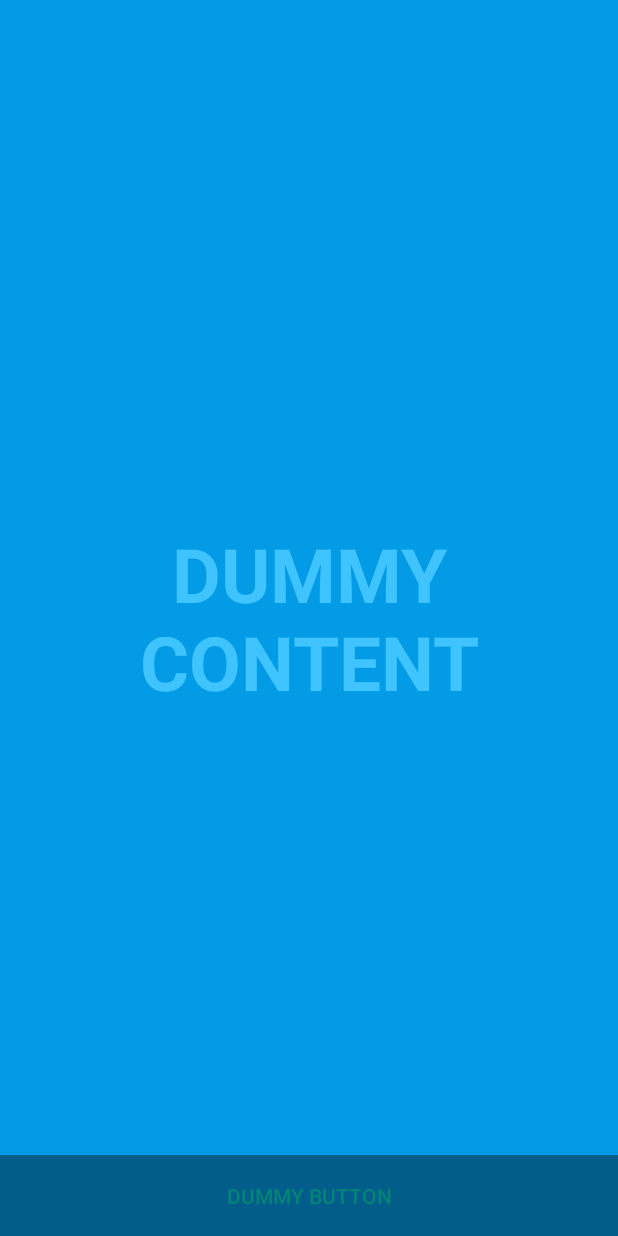
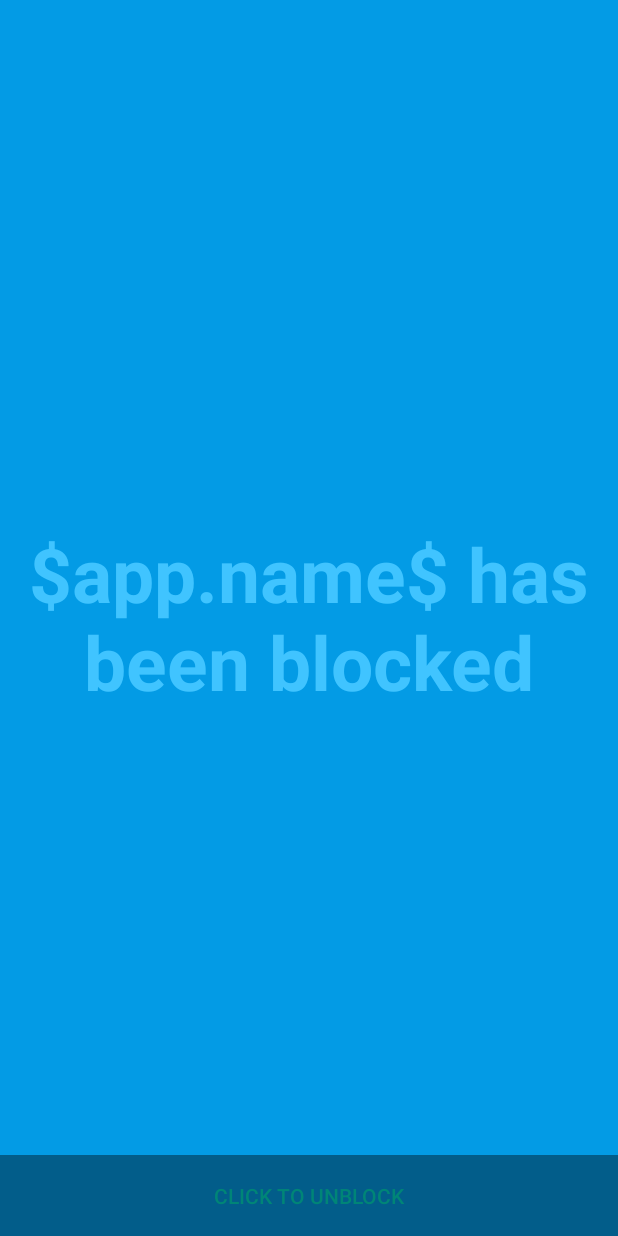
Before and after one commit to Jai0212/Focus-Flow, an Android app built with Jetpack Compose: the layout activity_blocked_app_page.xml on its own in the app's theme, with its tools: preview values and no code run, on a phone screen of 412 x 824 dp. Run offline under Robolectric (Android 15) with nearby library versions, the phone set to English and light mode, and no system bars.

Commit message:
feat(BlockedAppPage): basic block page

```diff
--- a/app/src/main/java/com/example/focusflow/App.kt
+++ b/app/src/main/java/com/example/focusflow/App.kt
@@ -3,6 +3,6 @@ package com.example.focusflow
 data class App(
     var active: Boolean = false,
     val logo: Int = 0,
-    val name: String = "", // a user-recognizable name
-    val packageName: String = "" // the underlying package name
+    val name: String = "", // a user-recognizable name, like "Instagram"
+    val packageName: String = "" // the underlying package name, like "com.instagram.android"
 )
--- a/app/src/main/res/layout/activity_blocked_app_page.xml
+++ b/app/src/main/res/layout/activity_blocked_app_page.xml
@@ -1,25 +1,24 @@
 <?xml version="1.0" encoding="utf-8"?>
 <FrameLayout xmlns:android="http://schemas.android.com/apk/res/android"
     xmlns:tools="http://schemas.android.com/tools"
+    android:theme="@style/ThemeOverlay.FocusFlow.FullscreenContainer"
     android:layout_width="match_parent"
     android:layout_height="match_parent"
     android:background="?attr/fullscreenBackgroundColor"
-    android:theme="@style/ThemeOverlay.FocusFlow.FullscreenContainer"
     tools:context=".BlockedAppPage">
 
     <!-- The primary full-screen view. This can be replaced with whatever view
          is needed to present your content, e.g. VideoView, SurfaceView,
          TextureView, etc. -->
-    <TextView
-        android:id="@+id/fullscreen_content"
+    <TextView android:id="@+id/fullscreen_content"
         android:layout_width="match_parent"
         android:layout_height="match_parent"
+        android:textColor="?attr/fullscreenTextColor"
+        android:keepScreenOn="true"
+        android:textStyle="bold"
+        android:textSize="50sp"
         android:gravity="center"
-        android:keepScreenOn="true"
-        android:text="@string/dummy_content"
-        android:textColor="?attr/fullscreenTextColor"
-        android:textSize="50sp"
-        android:textStyle="bold" />
+        android:text="@string/blocked_app_page_title" />
 
     <!-- This FrameLayout insets its children based on system windows using
          android:fitsSystemWindows. -->
@@ -43,7 +42,7 @@
                 android:layout_width="0dp"
                 android:layout_height="wrap_content"
                 android:layout_weight="1"
-                android:text="@string/dummy_button" />
+                android:text="@string/blocked_app_page_unblock_button" />
 
         </LinearLayout>
     </FrameLayout>
--- a/app/src/main/res/values-night/themes.xml
+++ b/app/src/main/res/values-night/themes.xml
@@ -1,5 +1,4 @@
 <resources>
-
     <style name="ThemeOverlay.FocusFlow.FullscreenContainer" parent="">
         <item name="fullscreenBackgroundColor">@color/light_blue_900</item>
         <item name="fullscreenTextColor">@color/light_blue_A400</item>
--- a/app/src/main/res/values/strings.xml
+++ b/app/src/main/res/values/strings.xml
@@ -3,4 +3,6 @@
     <string name="title_activity_blocked_app_page">BlockedAppPage</string>
     <string name="dummy_button">Dummy Button</string>
     <string name="dummy_content">DUMMY\nCONTENT</string>
+    <string name="blocked_app_page_title">$app.name$ has been blocked</string>
+    <string name="blocked_app_page_unblock_button">Click to unblock</string>
 </resources>
--- a/app/src/main/res/values/styles.xml
+++ b/app/src/main/res/values/styles.xml
@@ -1,5 +1,4 @@
 <resources>
-
     <style name="Widget.Theme.FocusFlow.ActionBar.Fullscreen" parent="Widget.AppCompat.ActionBar">
         <item name="android:background">@color/black_overlay</item>
     </style>
--- a/app/src/main/res/values/themes.xml
+++ b/app/src/main/res/values/themes.xml
@@ -2,7 +2,6 @@
 <resources>
 
     <style name="Theme.FocusFlow" parent="android:Theme.Material.Light.NoActionBar" />
-
     <style name="Theme.FocusFlow.Fullscreen" parent="Theme.FocusFlow">
         <item name="android:actionBarStyle">@style/Widget.Theme.FocusFlow.ActionBar.Fullscreen
         </item>
```
Also changed, not shown: app/src/main/AndroidManifest.xml (+5 -4 lines), app/src/main/java/com/example/focusflow/BlockedAppPage.kt (+3 -6 lines).
